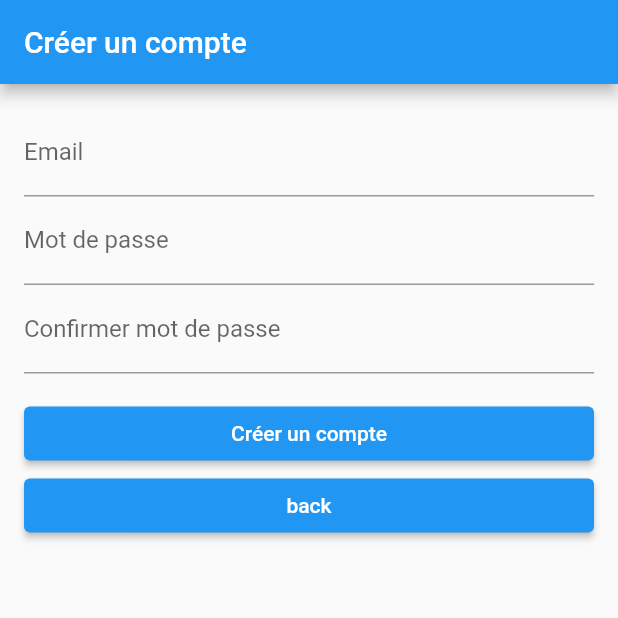
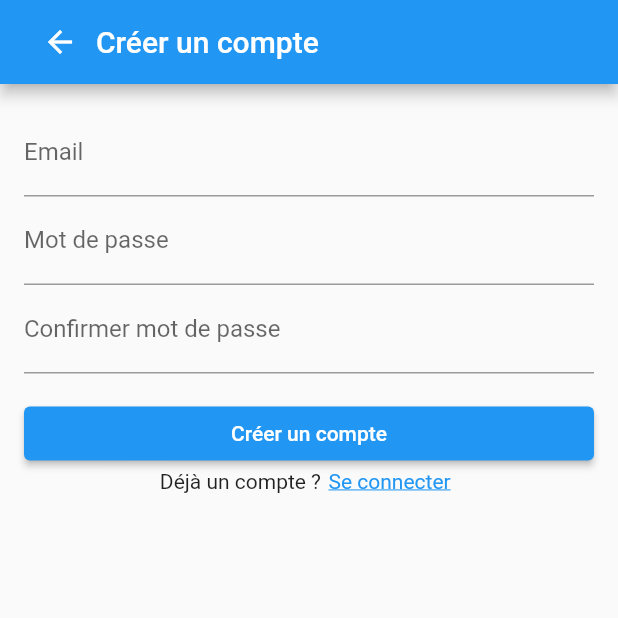
Before and after one commit to Mini-T/SpartnersFlutter, a Flutter app: the RegisterPage screen opened by its route, on a phone screen of 412 x 824 dp, the top half of it. Run offline on Flutter 3.47's test engine with Material 2 defaults, Android fonts, the phone set to English and light mode, and no system bars; our stand-ins replace flutter_secure_storage, go_router; accounts and stored records are empty; network calls fail.

Commit message:
need to change routing practices

```diff
--- a/lib/RegisterPage.dart
+++ b/lib/RegisterPage.dart
@@ -4,6 +4,7 @@ import 'package:go_router/go_router.dart';
 import 'package:intl/intl.dart';
 import 'package:flutter/material.dart';
 import 'package:http/http.dart' as http;
+import 'package:spartners_app/http/HttpQueries.dart';
 
 class RegisterPage extends StatefulWidget {
   @override
@@ -45,7 +46,6 @@ class _RegisterPageState extends State<RegisterPage> {
   @override
   void initState() {
     super.initState();
-    fetchSportHallsList();
   }
 
   Future<void> fetchSportHallsList() async {
@@ -53,9 +53,9 @@ class _RegisterPageState extends State<RegisterPage> {
         .get(Uri.parse('http://192.168.1.150:8000/api/sports_halls?page=1'));
     if (res.statusCode == 200) {
       dynamic jsonBody = jsonDecode(res.body);
-      setState(() {
+
         sportHallsList = jsonBody['hydra:member'];
-      });
+
     } else {
       throw Exception('Failed to fetch data');
     }
@@ -145,17 +145,31 @@ class _RegisterPageState extends State<RegisterPage> {
                 }
               },
             ),
-            ElevatedButton(
-              child: Text('back'),
-              onPressed: () {
-                context.go('/login');
-              },
+            GestureDetector(
+              onTap: () => context.go('/login'),
+              child: Row(
+                mainAxisAlignment: MainAxisAlignment.center,
+                children: const [
+                  Text("Déjà un compte ?"),
+                  Padding(
+                      padding: EdgeInsets.symmetric(horizontal: 5),
+                      child: Text(
+                        "Se connecter",
+                        style: TextStyle(
+                          color: Colors.blue,
+                          decoration: TextDecoration.underline,
+                        ),
+                      )),
+                ],
+              ),
             )
           ],
         ),
       );
 
-  Padding formPart2() => Padding(
+  Padding formPart2() {
+    fetchSportHallsList();
+    return Padding(
         padding: EdgeInsets.all(16.0),
         child: ListView(children: <Widget>[
           TextFormField(
@@ -259,8 +273,8 @@ class _RegisterPageState extends State<RegisterPage> {
                         setState(() {
                           sportsHallObject = value != null ? value : null;
                         }),
-                      print(value),
-                      this.httpPayload['sportsHall'] = value != null ? value['@id'] : null
+                        this.httpPayload['sportsHall'] =
+                            value != null ? value['@id'] : null
                       },
                   items: sportHallsList.map((sporthall) {
                     return DropdownMenuItem(
@@ -274,32 +288,18 @@ class _RegisterPageState extends State<RegisterPage> {
                   duration: Duration(milliseconds: 300), curve: Curves.linear);
               if (_formKey.currentState!.validate()) {
                 _formKey.currentState!.save();
-              createUser(httpPayload);
+                HttpQueries.createUser(httpPayload, context);
               }
             },
           ),
         ]));
-
-  Future<void> createUser(Map<String, dynamic> userObject) async {
-    final headers = {
-      'accept': 'application/ld+json',
-      'Content-Type': 'application/ld+json'
-    };
-    var res = await http.post(Uri.parse('http://192.168.1.150:8000/api/users'),
-        headers: headers, body: json.encode(userObject));
-    if (res.statusCode == 201) {
-      print(res.body);
-      context.go('/login');
-    } else {
-      print('Request failed with status: ${res.statusCode}.');
-    }
   }
 
   @override
   Widget build(BuildContext context) {
     return Scaffold(
         appBar: AppBar(
-          title: Text('Créer un compte'),
+          title: Row(children: [IconButton(onPressed: () => _controller.page == 1.0 ? _controller.previousPage(duration: Duration(milliseconds: 300), curve: Curves.decelerate) : context.pop(), icon: Icon(Icons.arrow_back)),Text('Créer un compte')]) ,
         ),
         body: Form(
             key: _formKey,
--- a/pubspec.yaml
+++ b/pubspec.yaml
@@ -38,6 +38,7 @@ dependencies:
   go_router: ^6.5.8
   http: ^0.13.5
   intl: ^0.18.1
+  flutter_secure_storage: ^8.0.0
 
 dev_dependencies:
   flutter_test:
```
Also changed, not shown: lib/LoginPage.dart (+32 -23 lines), lib/http/HttpQueries.dart (added, +48 -0 lines), pubspec.lock, 1 other file. Lines whose indentation alone changed are shown as unchanged.
